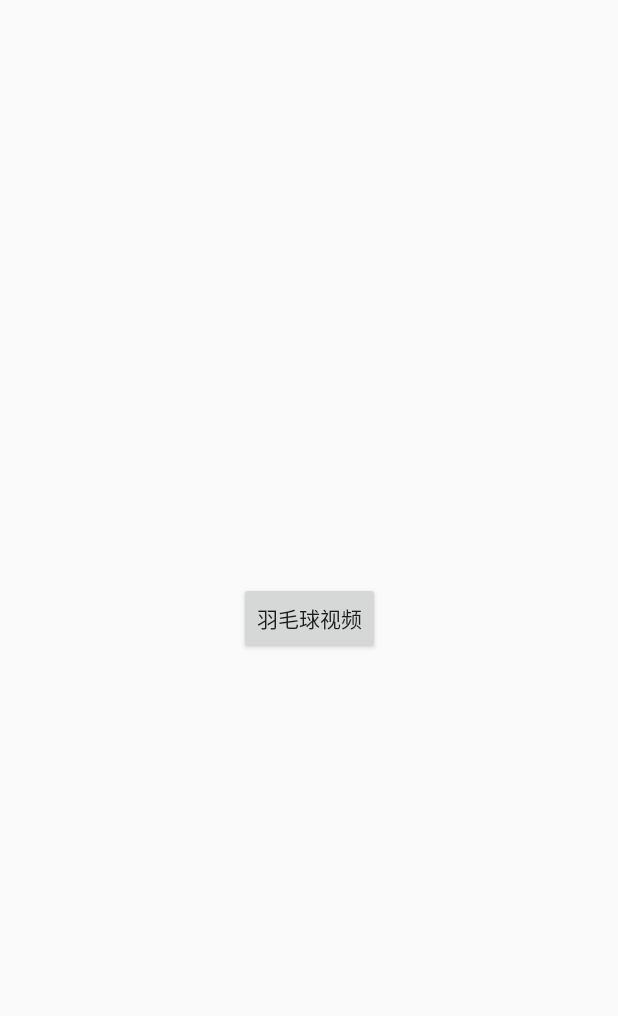
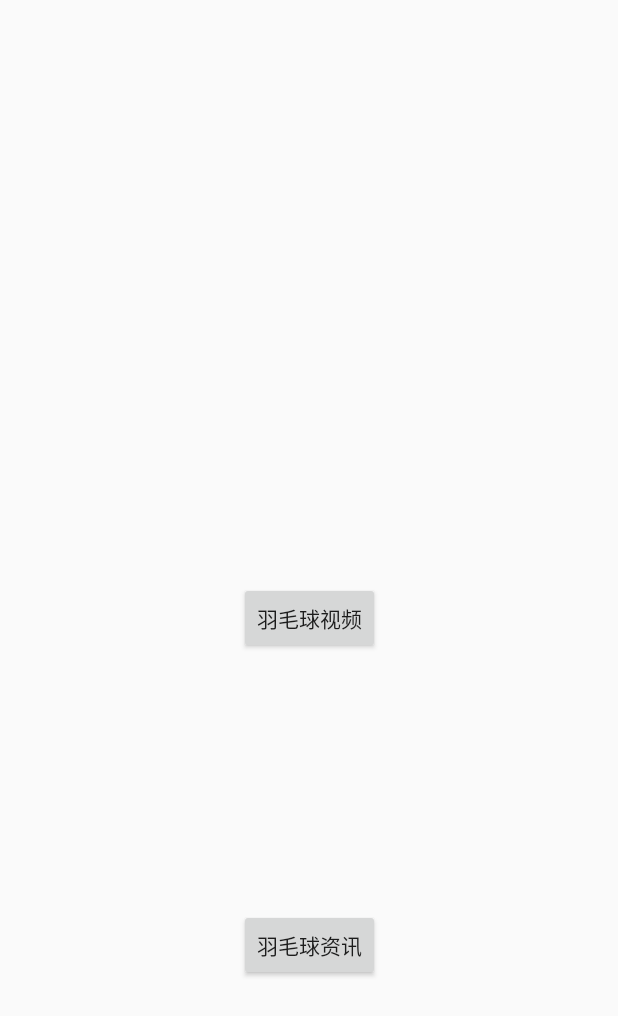
Before and after one commit to zhuliyi10/Badminton, an Android app: the layout activity_main.xml on its own in the app's theme, with its tools: preview values and no code run, on a phone screen of 412 x 824 dp. Shown: the top 1016 px of the screen. Run offline under Robolectric (Android 15) with nearby library versions, the phone set to English and light mode, and no system bars.

Commit message:
首页跳转资讯页面

```diff
--- a/app/src/main/java/com/leory/badminton/MainActivity.java
+++ b/app/src/main/java/com/leory/badminton/MainActivity.java
@@ -31,12 +31,15 @@ public class MainActivity extends BaseActivity {
     }
 
 
-    @OnClick({R.id.btn1})
+    @OnClick({R.id.btn1,R.id.btn2})
     public void onViewClicked(View view) {
         switch (view.getId()) {
             case R.id.btn1:
                 AppUtils.navigation(this, RouterHub.VIDEO_VIDEOMAINACTIVITY);
                 break;
+            case R.id.btn2:
+                AppUtils.navigation(this, RouterHub.NEWS_NEWSMAINACTIVITY);
+                break;
         }
     }
 
--- a/app/src/main/res/layout/activity_main.xml
+++ b/app/src/main/res/layout/activity_main.xml
@@ -13,5 +13,15 @@
         android:layout_height="wrap_content"
         android:layout_gravity="center"
         android:text="羽毛球视频" />
+    <Button
+        android:id="@+id/btn2"
+        app:layout_constraintTop_toBottomOf="@+id/btn1"
+        app:layout_constraintBottom_toBottomOf="parent"
+        app:layout_constraintLeft_toLeftOf="parent"
+        app:layout_constraintRight_toRightOf="parent"
+        android:layout_width="wrap_content"
+        android:layout_height="wrap_content"
+        android:layout_gravity="center"
+        android:text="羽毛球资讯" />
 
 </android.support.constraint.ConstraintLayout>
--- a/interactions/src/main/java/com/leory/interactions/RouterHub.java
+++ b/interactions/src/main/java/com/leory/interactions/RouterHub.java
@@ -17,6 +17,7 @@ public interface RouterHub {
      * 组件的名称，用module名命名比较好
      */
     String APP = "/app";//宿主app组件
+    String NEWS="/news";//资讯
     String VIDEO="/video";//业务1组件
 
     /**
@@ -27,9 +28,11 @@ public interface RouterHub {
 
 
     /**
-     * 业务1组件
+     * 视频首页
      */
     String VIDEO_VIDEOMAINACTIVITY=VIDEO+"/VideoMainActivity";
+
+    String NEWS_NEWSMAINACTIVITY=NEWS+"/NewsMainActivity";
 
 
 
--- a/news/src/main/java/com/leory/badminton/news/mvp/ui/fragment/MatchFragment.java
+++ b/news/src/main/java/com/leory/badminton/news/mvp/ui/fragment/MatchFragment.java
@@ -43,7 +43,7 @@ public class MatchFragment extends BaseFragment<MatchPresenter> implements Match
     @BindView(R2.id.rcv)
     RecyclerView rcv;
     MatchSectionAdapter adapter;
-    @BindView(R.id.progressBar)
+    @BindView(R2.id.progressBar)
     ProgressBar progressBar;
 
     @Override
--- a/video/src/main/AndroidManifest.xml
+++ b/video/src/main/AndroidManifest.xml
@@ -6,10 +6,10 @@
         android:icon="@mipmap/ic_launcher"
         android:label="@string/app_name"
         android:supportsRtl="true"
-        android:theme="@style/AppTheme" >
+        android:theme="@style/AppTheme">
         <activity
-            android:configChanges="orientation|keyboardHidden|screenSize"
-            android:name=".mvp.ui.VideoMainActivity"/>
+            android:name=".mvp.ui.VideoMainActivity"
+            android:configChanges="orientation|keyboardHidden|screenSize" />
     </application>
 
 </manifest>
```
Also changed, not shown: news/src/main/AndroidManifest.xml (+11 -1 lines), news/src/main/java/com/leory/badminton/news/mvp/ui/NewsMainActivity.java (+5 -2 lines).
